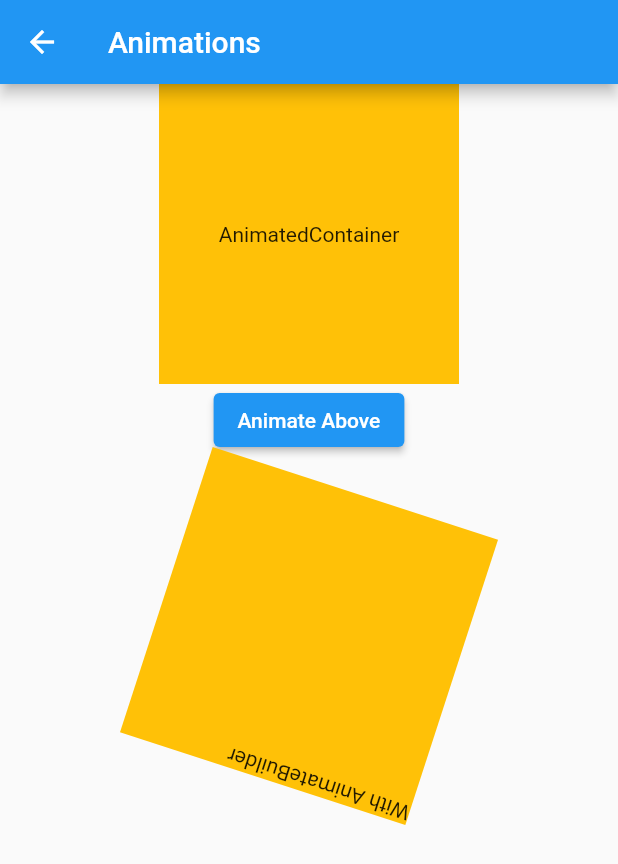
After one commit to rohit0110/Basic-Training, a Flutter app: the screen it shows after launch, after a tap on the "animation" icon, on a phone screen of 412 x 824 dp. The commit adds this screen. Shown: the top 864 px of the screen. Run offline on Flutter 3.47's test engine with Material 2 defaults, Android fonts, the phone set to English and light mode, and no system bars; our stand-ins replace dio, flutter_slider_drawer; missing offline and left inert: expandable_bottom_sheet.

Commit message:
add animations page

```diff
--- /dev/null
+++ b/aesthetic/lib/animations/animationz.dart
@@ -0,0 +1,96 @@
+import 'dart:math';
+
+import 'package:flutter/material.dart';
+
+class Animationz extends StatefulWidget {
+  const Animationz({Key? key}) : super(key: key);
+
+  @override
+  State<Animationz> createState() => _AnimationzState();
+}
+
+class _AnimationzState extends State<Animationz>
+    with SingleTickerProviderStateMixin {
+  double _width = 200;
+  double _height = 200;
+  Curve _curves = Curves.bounceOut;
+
+  late AnimationController _controller;
+
+  @override
+  void initState() {
+    super.initState();
+    _controller = AnimationController(
+      vsync: this,
+      duration: const Duration(seconds: 2),
+    );
+    _controller.repeat();
+  }
+
+  @override
+  void dispose() {
+    _controller.dispose();
+    super.dispose();
+  }
+
+  void _updateState() {
+    setState(() {
+      if (_height == 200) {
+        _height = 400;
+        _width = 400;
+        _curves = Curves.bounceOut;
+      } else {
+        _height = 200;
+        _width = 200;
+      }
+    });
+  }
+
+  @override
+  Widget build(BuildContext context) {
+    return Scaffold(
+      appBar: AppBar(title: const Text("Animations")),
+      body: SingleChildScrollView(
+        child: Column(
+          children: [
+            Center(
+              child: AnimatedContainer(
+                duration: const Duration(milliseconds: 600),
+                curve: _curves,
+                color: Colors.amber,
+                height: _height,
+                width: _width,
+                child: const Center(
+                  child: Text("AnimatedContainer"),
+                ),
+              ),
+            ),
+            ElevatedButton(
+                onPressed: () {
+                  _updateState();
+                },
+                child: const Text("Animate Above")),
+            const SizedBox(
+              height: 20,
+            ),
+            AnimatedBuilder(
+              animation: _controller.view,
+              builder: (context, child) {
+                return Transform.rotate(
+                  angle: 2 * pi * _controller.value,
+                  child: child,
+                );
+              },
+              child: Container(
+                color: Colors.amber,
+                height: 200,
+                width: 200,
+                child: const Text("With AnimateBuilder"),
+              ),
+            )
+          ],
+        ),
+      ),
+    );
+  }
+}
--- a/aesthetic/lib/homePage/home.dart
+++ b/aesthetic/lib/homePage/home.dart
@@ -1,3 +1,4 @@
+import 'package:aesthetic/animations/animationz.dart';
 import 'package:aesthetic/diffButtons/diffButtons.dart';
 import 'package:aesthetic/layouts/layouts.dart';
 import 'package:aesthetic/miscellaneous/miscPage.dart';
@@ -130,6 +131,18 @@ class _HomeState extends State<Home> {
                                 )));
                   },
                   icon: const Icon(Icons.list))),
+          Container(
+              decoration: BoxDecoration(
+                  borderRadius: BorderRadius.circular(30), color: Colors.amber),
+              margin: const EdgeInsets.all(20),
+              child: IconButton(
+                  onPressed: () {
+                    Navigator.push(
+                        context,
+                        MaterialPageRoute(
+                            builder: (context) => const Animationz()));
+                  },
+                  icon: const Icon(Icons.animation))),
         ],
       ),
     );
```
